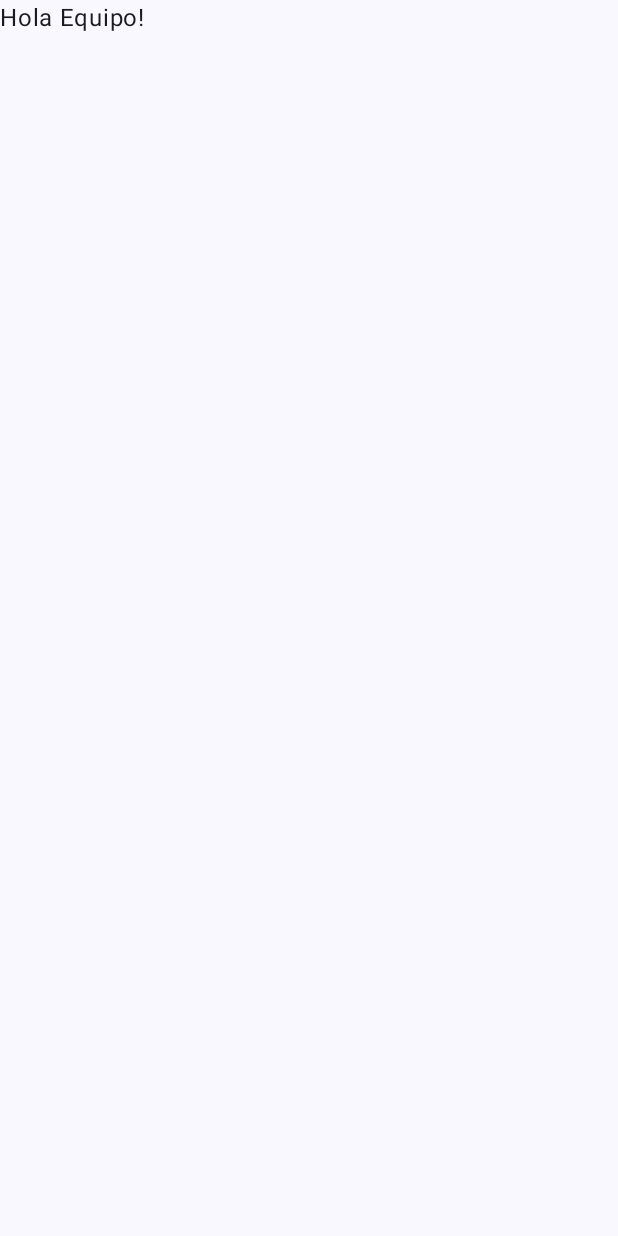
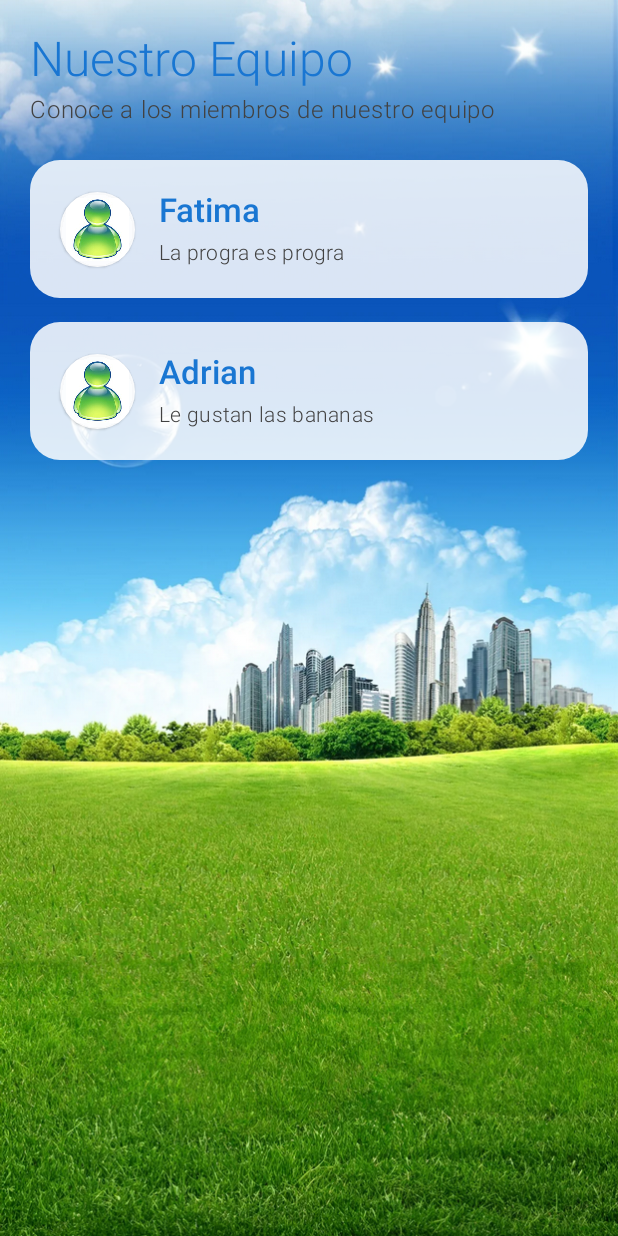
Before and after one commit to Martinho777/uvg-2025-lab4-team-app, an Android app built with Jetpack Compose: the screen it shows after launch (MainActivity), on a phone screen of 412 x 824 dp. Before the commit the screen is almost empty. Run offline under Robolectric (Android 15) with nearby library versions, the phone set to English and light mode, and no system bars.

Commit message:
feat: integración final TeamApp - Equipo Fatima (#7)
* feat: add TeamMember data class

* feat: implement FakeTeamRepository (Integrante 2)

* feat: create TeamListScreen with LazyColumn (Integrante 3)

* feat: integrate TeamListScreen in MainActivity

* add TeamMember data calss

* componiendo el conflicto de model Team member

* cambiando la ui

* feat: add navigation compose dependency

- Add navigation-compose for screen routing
- Enable navigation between list and detail screens

* feat: create TeamDetailScreen with Frutiger Aero design

- Implement member detail view with clean layout
- Use hamsti.jpeg as avatar image
- Match Frutiger Aero aesthetic from list screen
- Include back navigation functionality

* feat: implement navigation system

- Create AppNavigation for screen routing
- Enable navigation from list to detail
- Clean navigation architecture with proper parameter passing

* feat: integrate navigation in MainActivity

- Replace direct screen usage with navigation
- Enable full app navigation flow
- Maintain clean activity structure

* Update README with lessons learned and teamwork insights

Added sections on lessons learned and teamwork, and updated delivery requirements.

* Remove duplicate lines in README.md

* Revise README for clarity and project structure

Updated the README to enhance project details and structure, including objectives, implemented functions, project architecture, and workflow with Git.

* puse un video del funcionamiento

* cambiando la ui

---------

Co-authored-by: Adrian-24914 <pen24914@uvg.edu.gt>
Co-authored-by: Adrian Penagos <adpenagosa@gmail.com>

```diff
--- a/app/build.gradle.kts
+++ b/app/build.gradle.kts
@@ -56,4 +56,5 @@ dependencies {
     androidTestImplementation(libs.androidx.ui.test.junit4)
     debugImplementation(libs.androidx.ui.tooling)
     debugImplementation(libs.androidx.ui.test.manifest)
+    implementation("androidx.navigation:navigation-compose:2.7.5")
 }
--- a/app/src/main/java/com/uvg/teamapp/MainActivity.kt
+++ b/app/src/main/java/com/uvg/teamapp/MainActivity.kt
@@ -5,43 +5,19 @@ import androidx.activity.ComponentActivity
 import androidx.activity.compose.setContent
 import androidx.activity.enableEdgeToEdge
 import androidx.compose.foundation.layout.fillMaxSize
-import androidx.compose.foundation.layout.padding
-import androidx.compose.material3.Scaffold
-import androidx.compose.material3.Text
-import androidx.compose.runtime.Composable
 import androidx.compose.ui.Modifier
-import androidx.compose.ui.tooling.preview.Preview
+import com.uvg.teamapp.ui.navigation.AppNavigation
 import com.uvg.teamapp.ui.theme.TeamAppTheme
 
 class MainActivity : ComponentActivity() {
     override fun onCreate(savedInstanceState: Bundle?) {
         super.onCreate(savedInstanceState)
         enableEdgeToEdge()
+
         setContent {
             TeamAppTheme {
-                Scaffold(modifier = Modifier.fillMaxSize()) { innerPadding ->
-                    Greeting(
-                        name = "Equipo",
-                        modifier = Modifier.padding(innerPadding)
-                    )
-                }
+                AppNavigation(modifier = Modifier.fillMaxSize())
             }
         }
     }
 }
-
-@Composable
-fun Greeting(name: String, modifier: Modifier = Modifier) {
-    Text(
-        text = "Hola $name!",
-        modifier = modifier
-    )
-}
-
-@Preview(showBackground = true)
-@Composable
-fun GreetingPreview() {
-    TeamAppTheme {
-        Greeting("Equipo")
-    }
-}
--- /dev/null
+++ b/app/src/main/java/com/uvg/teamapp/data/repository/FakeTeamRepository.kt
@@ -0,0 +1,40 @@
+package com.uvg.teamapp.data.repository
+
+import com.uvg.teamapp.model.TeamMember
+
+/**
+ * Repository que devuelve una lista con los miembros del equipo.
+ * Implementa fake data para desarrollo siguiendo Clean Code principles.
+ */
+class FakeTeamRepository {
+
+    /**
+     * Devuelve la lista completa de miembros del equipo.
+     *
+     * @return Lista de TeamMember con los integrantes del equipo
+     */
+    fun getAllTeamMembers(): List<TeamMember> {
+        return listOf(
+            TeamMember(
+                name = "Fatima",
+                description = "La progra es progra"
+            ),
+            TeamMember(
+                name = "Adrian",
+                description = "Le gustan las bananas"
+            )
+        )
+    }
+
+    /**
+     * Obtiene el número total de miembros del equipo.
+     */
+    fun getTeamSize(): Int = getAllTeamMembers().size
+
+    /**
+     * Busca un miembro por nombre.
+     */
+    fun findMemberByName(name: String): TeamMember? {
+        return getAllTeamMembers().find { it.name.equals(name, ignoreCase = true) }
+    }
+}
--- /dev/null
+++ b/app/src/main/java/com/uvg/teamapp/model/TeamMember.kt
@@ -0,0 +1,8 @@
+package com.uvg.teamapp.model
+
+
+
+data class TeamMember(
+    val name: String,
+    val description: String,
+)
--- /dev/null
+++ b/app/src/main/java/com/uvg/teamapp/ui/navigation/AppNavigation.kt
@@ -0,0 +1,47 @@
+package com.uvg.teamapp.ui.navigation
+
+import androidx.compose.runtime.Composable
+import androidx.compose.ui.Modifier
+import androidx.compose.ui.tooling.preview.Preview
+import androidx.navigation.NavHostController
+import androidx.navigation.compose.NavHost
+import androidx.navigation.compose.composable
+import androidx.navigation.compose.rememberNavController
+import com.uvg.teamapp.data.repository.FakeTeamRepository
+import com.uvg.teamapp.ui.screens.TeamDetailScreen
+import com.uvg.teamapp.ui.screens.TeamListScreen
+
+@Preview
+@Composable
+fun AppNavigation(
+    navController: NavHostController = rememberNavController(),
+    modifier: Modifier = Modifier,
+    repository: FakeTeamRepository = FakeTeamRepository()
+) {
+    NavHost(
+        navController = navController,
+        startDestination = "team_list",
+        modifier = modifier
+    ) {
+        composable("team_list") {
+            TeamListScreen(
+                onMemberClick = { member ->
+                    navController.navigate("team_detail/${member.name}")
+                },
+                repository = repository
+            )
+        }
+
+        composable("team_detail/{memberName}") { backStackEntry ->
+            val memberName = backStackEntry.arguments?.getString("memberName") ?: ""
+            val member = repository.findMemberByName(memberName)
+
+            member?.let {
+                TeamDetailScreen(
+                    member = it,
+                    onBackClick = { navController.navigateUp() }
+                )
+            }
+        }
+    }
+}
--- /dev/null
+++ b/app/src/main/java/com/uvg/teamapp/ui/screens/TeamListScreen.kt
@@ -0,0 +1,175 @@
+package com.uvg.teamapp.ui.screens
+
+import androidx.compose.foundation.Image
+import androidx.compose.foundation.clickable
+import androidx.compose.foundation.layout.*
+import androidx.compose.foundation.lazy.LazyColumn
+import androidx.compose.foundation.lazy.items
+import androidx.compose.foundation.shape.CircleShape
+import androidx.compose.foundation.shape.RoundedCornerShape
+import androidx.compose.material3.*
+import androidx.compose.runtime.*
+import androidx.compose.ui.Alignment
+import androidx.compose.ui.Modifier
+import androidx.compose.ui.draw.alpha
+import androidx.compose.ui.graphics.Color
+import androidx.compose.ui.layout.ContentScale
+import androidx.compose.ui.res.painterResource
+import androidx.compose.ui.text.font.FontWeight
+import androidx.compose.ui.text.style.TextOverflow
+import androidx.compose.ui.tooling.preview.Preview
+import androidx.compose.ui.unit.dp
+import com.uvg.teamapp.R
+import com.uvg.teamapp.data.repository.FakeTeamRepository
+import com.uvg.teamapp.model.TeamMember
+
+@Composable
+fun TeamListScreen(
+    onMemberClick: (TeamMember) -> Unit = {},
+    repository: FakeTeamRepository = FakeTeamRepository(),
+    modifier: Modifier = Modifier
+) {
+    val teamMembers = remember { repository.getAllTeamMembers() }
+
+    Box(modifier = modifier.fillMaxSize()) {
+        // Background image
+        Image(
+            painter = painterResource(id = R.drawable.frutiger),
+            contentDescription = null,
+            modifier = Modifier.fillMaxSize(),
+            contentScale = ContentScale.Crop
+        )
+
+        // Overlay for better text readability
+        Box(
+            modifier = Modifier
+                .fillMaxSize()
+                .alpha(0.1f)
+        )
+
+        // Content
+        Column(
+            modifier = Modifier
+                .fillMaxSize()
+                .padding(20.dp)
+        ) {
+            Header()
+            Spacer(modifier = Modifier.height(24.dp))
+            TeamList(
+                members = teamMembers,
+                onMemberClick = onMemberClick
+            )
+        }
+    }
+}
+
+@Composable
+private fun Header() {
+    Column {
+        Text(
+            text = "Nuestro Equipo",
+            style = MaterialTheme.typography.headlineLarge,
+            fontWeight = FontWeight.Light,
+            color = Color(0xFF1976D2)
+        )
+
+        Text(
+            text = "Conoce a los miembros de nuestro equipo",
+            style = MaterialTheme.typography.bodyLarge,
+            fontWeight = FontWeight.Light,
+            color = Color(0xFF424242),
+            modifier = Modifier.padding(top = 4.dp)
+        )
+    }
+}
+
+@Composable
+private fun TeamList(
+    members: List<TeamMember>,
+    onMemberClick: (TeamMember) -> Unit
+) {
+    LazyColumn(
+        verticalArrangement = Arrangement.spacedBy(16.dp),
+        modifier = Modifier.fillMaxSize()
+    ) {
+        items(members) { member ->
+            MemberCard(
+                member = member,
+                onClick = { onMemberClick(member) }
+            )
+        }
+    }
+}
+
+@Composable
+private fun MemberCard(
+    member: TeamMember,
+    onClick: () -> Unit
+) {
+    Card(
+        modifier = Modifier
+            .fillMaxWidth()
+            .clickable { onClick() },
+        shape = RoundedCornerShape(20.dp),
+        colors = CardDefaults.cardColors(
+            containerColor = Color.White.copy(alpha = 0.85f)
+        ),
+        elevation = CardDefaults.cardElevation(defaultElevation = 0.dp)
+    ) {
+        Row(
+            modifier = Modifier
+                .fillMaxWidth()
+                .padding(20.dp),
+            verticalAlignment = Alignment.CenterVertically
+        ) {
+            // Small hamsti avatar
+            Card(
+                modifier = Modifier.size(50.dp),
+                shape = CircleShape,
+                colors = CardDefaults.cardColors(
+                    containerColor = Color.White.copy(alpha = 0.9f)
+                ),
+                elevation = CardDefaults.cardElevation(1.dp)
+            ) {
+                Image(
+                    painter = painterResource(id = R.drawable.hamsti),
+                    contentDescription = "Avatar de ${member.name}",
+                    modifier = Modifier
+                        .fillMaxSize()
+                        .padding(4.dp),
+                    contentScale = ContentScale.Crop
+                )
+            }
+
+            Spacer(modifier = Modifier.width(16.dp))
+
+            Column(modifier = Modifier.weight(1f)) {
+                Text(
+                    text = member.name,
+                    style = MaterialTheme.typography.titleLarge,
+                    fontWeight = FontWeight.Medium,
+                    color = Color(0xFF1976D2)
+                )
+
+                Spacer(modifier = Modifier.height(4.dp))
+
+                Text(
+                    text = member.description,
+                    style = MaterialTheme.typography.bodyMedium,
+                    fontWeight = FontWeight.Light,
+                    color = Color(0xFF424242),
+                    maxLines = 2,
+                    overflow = TextOverflow.Ellipsis
+                )
+            }
+        }
+    }
+}
+
+@Preview(showBackground = true)
+@Composable
+fun TeamListScreenPreview() {
+    MaterialTheme {
+        TeamListScreen()
+    }
+}
--- a/app/src/main/java/com/uvg/teamapp/ui/theme/Color.kt
+++ b/app/src/main/java/com/uvg/teamapp/ui/theme/Color.kt
@@ -2,6 +2,16 @@ package com.uvg.teamapp.ui.theme
 
 import androidx.compose.ui.graphics.Color
 
+// Frutiger Aero color palette
+val FrutigerBlue = Color(0xFF1976D2)
+val FrutigerLightBlue = Color(0xFFE3F2FD)
+val FrutigerGreen = Color(0xFF4CAF50)
+val FrutigerLightGreen = Color(0xFFF1F8E9)
+val FrutigerWhite = Color(0xFFFFFFFF)
+val FrutigerGray = Color(0xFF424242)
+val FrutigerLightGray = Color(0xFF757575)
+
+// Original colors (keep for compatibility)
 val Purple80 = Color(0xFFD0BCFF)
 val PurpleGrey80 = Color(0xFFCCC2DC)
 val Pink80 = Color(0xFFEFB8C8)
```
Also changed, not shown: app/src/main/java/com/uvg/teamapp/ui/screens/TeamDetailScreen.kt (added, +173 -0 lines), app/src/main/res/drawable-nodpi/frutiger.png (added), app/src/main/res/drawable-nodpi/hamsti.jpg (added), 2 other files.
